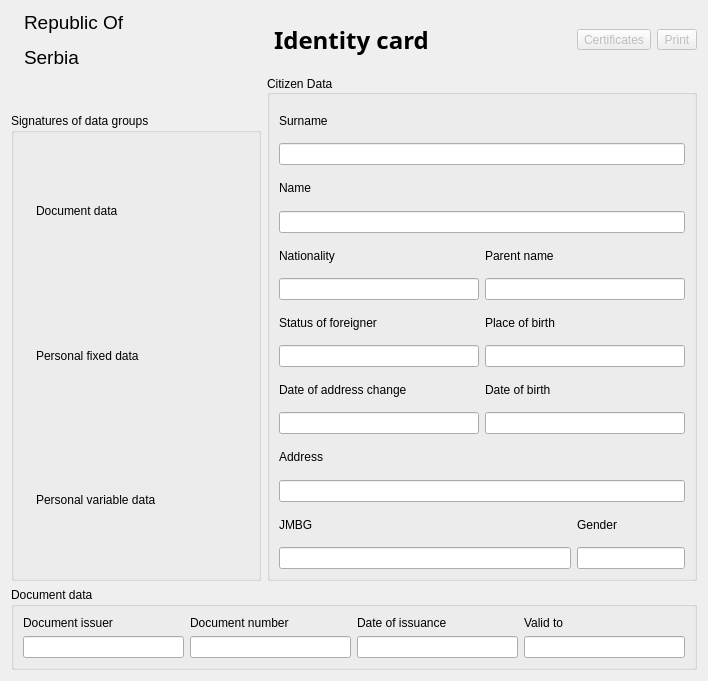
Old version of the form src/document/eid/eid.ui in the repository LibreSCRS/LibreCelik.
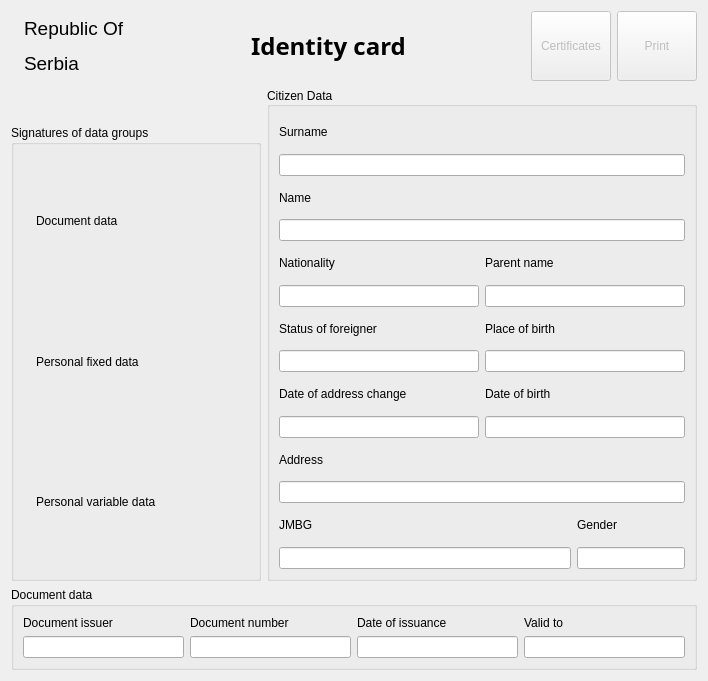
New version of the form. Icons and pictures are not drawn.

Commit message:
Add certificate icon, translate certificate widget, polish EId header UI
- Add certificate-icon.png and set it on the Certificates button
- Style both Certificates and Print buttons identically (icon + text, fixed size)
- Translate all certificate viewer strings to Serbian (Cyrillic)
- Vertically center Republic Of Serbia text with the flag

Diff of the .ui file:
```diff
--- a/src/document/eid/eid.ui
+++ b/src/document/eid/eid.ui
@@ -54,8 +54,6 @@
             </widget>
            </item>
            <item>
-            <layout class="QVBoxLayout" name="verticalLayout_48">
-             <item>
               <widget class="QLabel" name="stateLabel_3">
                <property name="sizePolicy">
                 <sizepolicy hsizetype="Fixed" vsizetype="Fixed">
@@ -72,11 +70,9 @@
                 <string>&lt;html&gt;&lt;head/&gt;&lt;body&gt;&lt;p&gt;Republic Of&lt;/p&gt;&lt;p&gt;Serbia&lt;/p&gt;&lt;/body&gt;&lt;/html&gt;</string>
                </property>
                <property name="alignment">
-                <set>Qt::AlignmentFlag::AlignLeading|Qt::AlignmentFlag::AlignLeft|Qt::AlignmentFlag::AlignTop</set>
-               </property>
-              </widget>
-             </item>
-            </layout>
+              <set>Qt::AlignmentFlag::AlignLeading|Qt::AlignmentFlag::AlignLeft|Qt::AlignmentFlag::AlignVCenter</set>
+             </property>
+            </widget>
            </item>
            <item>
             <spacer name="horizontalSpacer">
@@ -132,6 +128,18 @@
              <property name="enabled">
               <bool>false</bool>
              </property>
+             <property name="sizePolicy">
+              <sizepolicy hsizetype="Fixed" vsizetype="Fixed">
+               <horstretch>0</horstretch>
+               <verstretch>0</verstretch>
+              </sizepolicy>
+             </property>
+             <property name="minimumSize">
+              <size>
+               <width>80</width>
+               <height>70</height>
+              </size>
+             </property>
              <property name="text">
               <string>Certificates</string>
              </property>
@@ -141,6 +149,9 @@
                <height>48</height>
               </size>
              </property>
+             <property name="toolButtonStyle">
+              <enum>Qt::ToolButtonStyle::ToolButtonTextUnderIcon</enum>
+             </property>
             </widget>
            </item>
            <item>
@@ -148,6 +159,18 @@
              <property name="enabled">
               <bool>false</bool>
              </property>
+             <property name="sizePolicy">
+              <sizepolicy hsizetype="Fixed" vsizetype="Fixed">
+               <horstretch>0</horstretch>
+               <verstretch>0</verstretch>
+              </sizepolicy>
+             </property>
+             <property name="minimumSize">
+              <size>
+               <width>80</width>
+               <height>70</height>
+              </size>
+             </property>
              <property name="text">
               <string>Print</string>
              </property>
@@ -161,6 +184,9 @@
                <height>48</height>
               </size>
              </property>
+             <property name="toolButtonStyle">
+              <enum>Qt::ToolButtonStyle::ToolButtonTextUnderIcon</enum>
+             </property>
             </widget>
            </item>
           </layout>
```
Left out of the diff: 4 changed lines with no effect on the pictures. Lines whose indentation alone changed are shown as unchanged. The commit also changes 4 other files.
